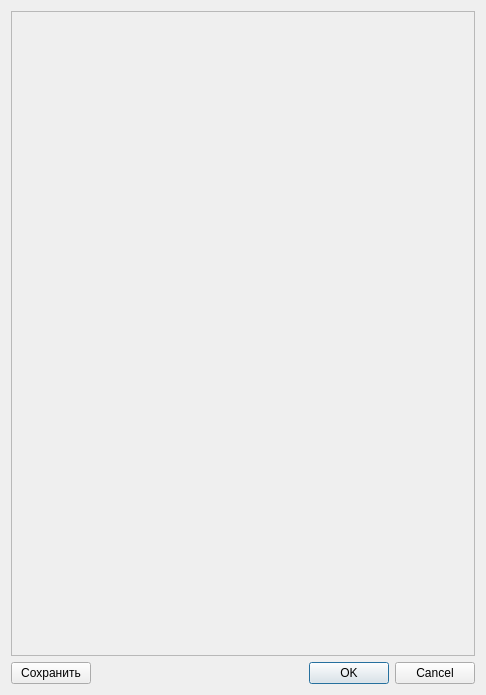
Above: attribute_editor_dialog_base.ui from RedGradient/QGIS-Attribute-Editor-plugin before the change. Below: the same form after it.
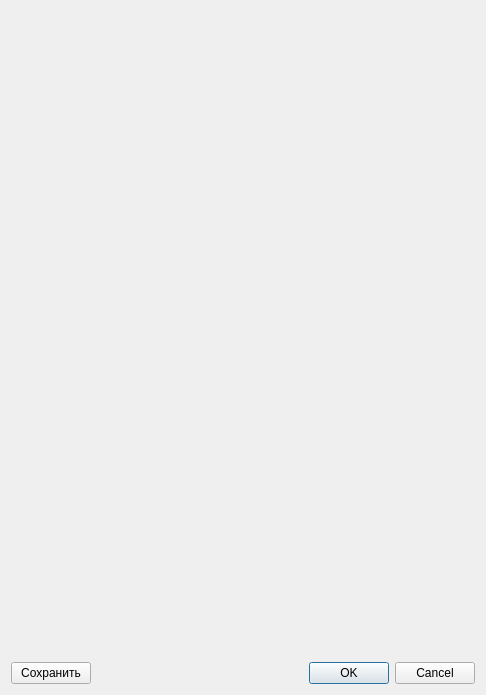
That is the form after the change.

Commit message: added dialog with feature choice if pressed more than one

Diff of the .ui file:
```diff
--- a/attribute_editor_dialog_base.ui
+++ b/attribute_editor_dialog_base.ui
@@ -16,6 +16,9 @@
   <layout class="QVBoxLayout" name="verticalLayout">
    <item>
     <widget class="QScrollArea" name="scrollArea">
+     <property name="frameShape">
+      <enum>QFrame::NoFrame</enum>
+     </property>
      <property name="widgetResizable">
       <bool>true</bool>
      </property>
@@ -24,8 +27,8 @@
        <rect>
         <x>0</x>
         <y>0</y>
-        <width>466</width>
-        <height>644</height>
+        <width>474</width>
+        <height>639</height>
        </rect>
       </property>
       <layout class="QVBoxLayout" name="verticalLayout_2">
```
The commit also changes 2 other files.
